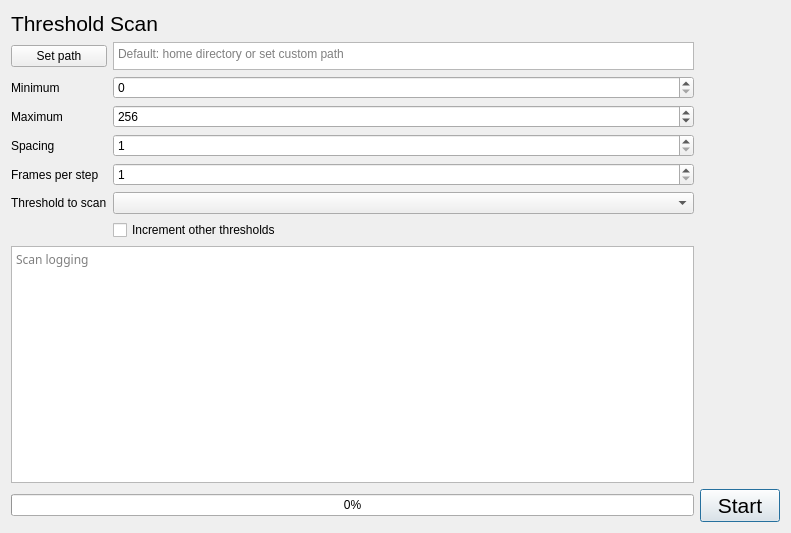
Before: the Qt Designer form SpidrMpx3Eq/thresholdscan.ui in navrit/dexter, drawn with Qt 5.
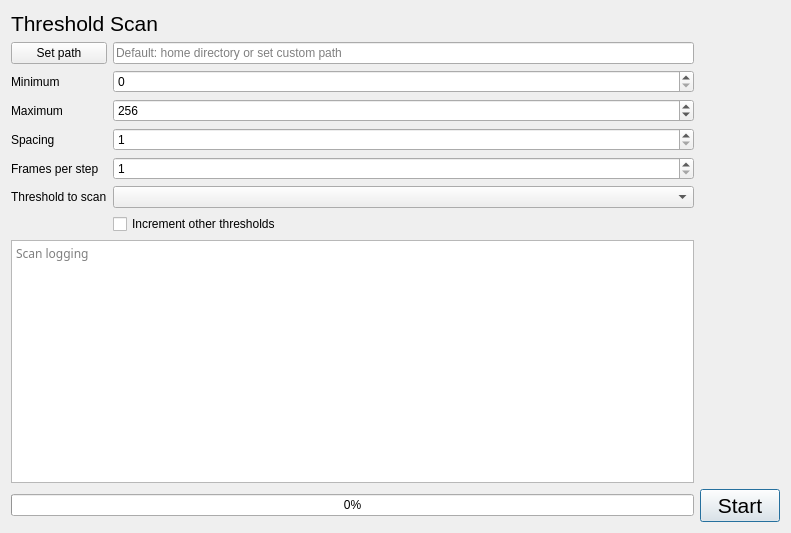
After: the same form once the commit is applied.

Commit message: Fix #216 and very minor cleanup/improvements - In thl scan window, allow user to write text in the file save location bar

Diff of the .ui file:
```diff
--- a/SpidrMpx3Eq/thresholdscan.ui
+++ b/SpidrMpx3Eq/thresholdscan.ui
@@ -173,31 +173,6 @@
        </property>
       </widget>
      </item>
-     <item row="1" column="1">
-      <widget class="QTextEdit" name="textEdit_path">
-       <property name="maximumSize">
-        <size>
-         <width>16777215</width>
-         <height>28</height>
-        </size>
-       </property>
-       <property name="verticalScrollBarPolicy">
-        <enum>Qt::ScrollBarAlwaysOff</enum>
-       </property>
-       <property name="horizontalScrollBarPolicy">
-        <enum>Qt::ScrollBarAlwaysOff</enum>
-       </property>
-       <property name="sizeAdjustPolicy">
-        <enum>QAbstractScrollArea::AdjustToContents</enum>
-       </property>
-       <property name="readOnly">
-        <bool>true</bool>
-       </property>
-       <property name="placeholderText">
-        <string>Default: home directory or set custom path</string>
-       </property>
-      </widget>
-     </item>
      <item row="2" column="1">
       <widget class="QSpinBox" name="spinBox_minimum">
        <property name="enabled">
@@ -221,6 +196,19 @@
        </property>
       </widget>
      </item>
+     <item row="1" column="1">
+      <widget class="QLineEdit" name="lineEdit_path">
+       <property name="dragEnabled">
+        <bool>true</bool>
+       </property>
+       <property name="placeholderText">
+        <string>Default: home directory or set custom path</string>
+       </property>
+       <property name="clearButtonEnabled">
+        <bool>true</bool>
+       </property>
+      </widget>
+     </item>
     </layout>
    </item>
   </layout>
```
The commit also changes 4 other files.
